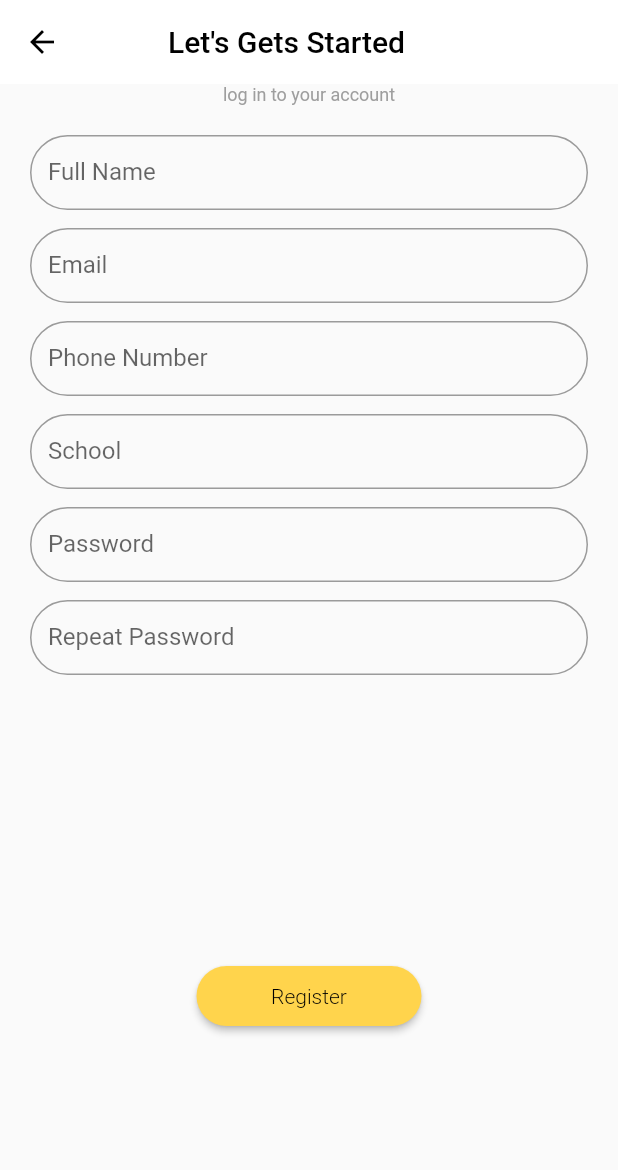
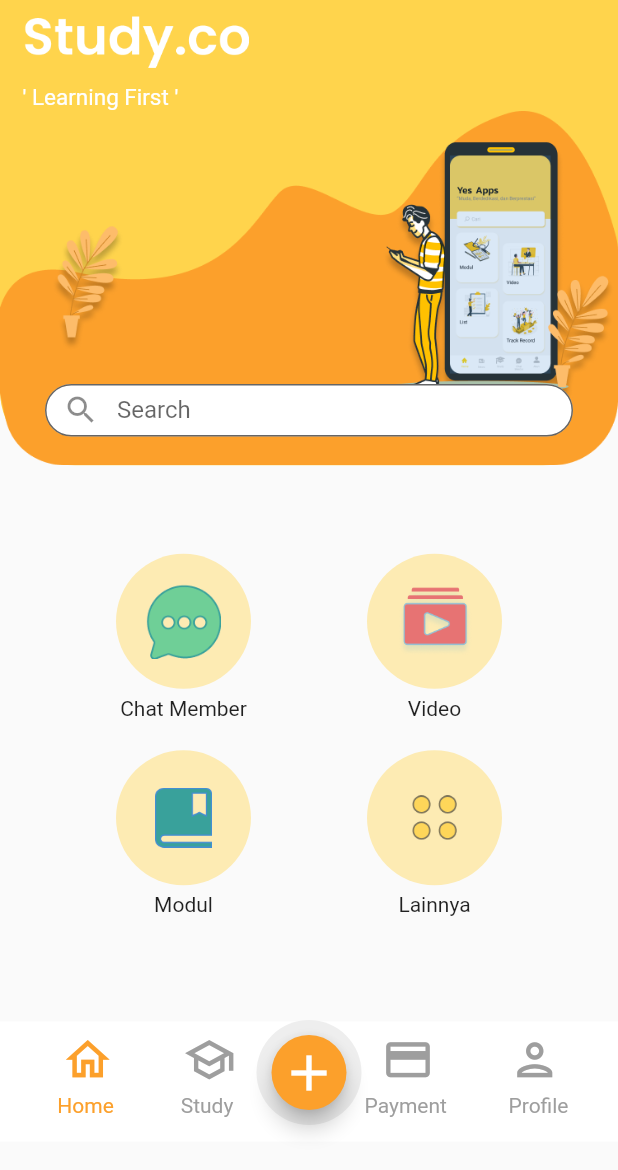
Before and after one commit to Mobile-Apps-Unpak/TA-Mobpro, a Flutter app: the screen it shows after launch, on a phone screen of 412 x 824 dp. Shown: the top 1170 px of the screen. Run offline on Flutter 3.47's test engine with Material 2 defaults, Android fonts, the phone set to English and light mode, and no system bars.

Commit message:
menambah file home.dart dan folder assets

```diff
--- a/mobile/lib/awal_login.dart
+++ b/mobile/lib/awal_login.dart
@@ -1,5 +1,6 @@
 import 'package:flutter/material.dart';
 import 'package:mobile/awal_login.dart';
+import 'package:mobile/login_page.dart';
 
 class AwalLogin extends StatelessWidget {
   const AwalLogin({Key? key}) : super(key: key);
--- /dev/null
+++ b/mobile/lib/home.dart
@@ -0,0 +1,283 @@
+import 'package:flutter/material.dart';
+
+class HomePage extends StatelessWidget {
+  const HomePage({Key? key}) : super(key: key);
+
+  @override
+  Widget build(BuildContext context) {
+    return Scaffold(
+      appBar: AppBar(
+        title: Image.asset("assets/logo_study2.png", width: 150),
+        backgroundColor: Color.fromARGB(255, 255, 212, 76),
+        elevation: 0,
+      ),
+      body: Stack(
+        children: [
+          Container(
+            child: Column(children: [
+              Container(
+                decoration: BoxDecoration(
+                    color: Color.fromARGB(255, 255, 212, 76),
+                    borderRadius: const BorderRadius.only(
+                        bottomLeft: Radius.circular(50),
+                        bottomRight: Radius.circular(50))),
+                //height: 245,
+                child: Column(
+                  crossAxisAlignment: CrossAxisAlignment.start,
+                  children: [
+                    Container(
+                      margin: EdgeInsets.only(left: 15),
+                      child: Text(
+                        "' Learning First '",
+                        style: TextStyle(color: Colors.white, fontSize: 15),
+                      ),
+                    ),
+                    Image.asset("assets/vector_home.png"),
+                  ],
+                ),
+              ),
+              Expanded(
+                child: Container(
+                  margin: EdgeInsets.only(top: 30),
+                  //color: Colors.red,
+                  child: Column(
+                    children: [
+                      Expanded(
+                        child: ListView(
+                          children: [
+                            Container(
+                              height: 300,
+                              child: Column(
+                                mainAxisAlignment: MainAxisAlignment.center,
+                                children: [
+                                  Row(
+                                    mainAxisAlignment:
+                                        MainAxisAlignment.spaceEvenly,
+                                    children: [
+                                      Column(
+                                        children: [
+                                          Container(
+                                            padding: const EdgeInsets.all(20),
+                                            height: 90,
+                                            width: 90,
+                                            decoration: BoxDecoration(
+                                              borderRadius:
+                                                  BorderRadius.circular(50),
+                                              color: Color.fromARGB(
+                                                  255, 253, 235, 179),
+                                            ),
+                                            child: Container(
+                                              width: 10,
+                                              height: 10,
+                                              child: Image.asset(
+                                                "assets/chat_home.png",
+                                              ),
+                                            ),
+                                          ),
+                                          SizedBox(height: 5),
+                                          Text("Chat Member")
+                                        ],
+                                      ),
+                                      Column(
+                                        children: [
+                                          Container(
+                                            padding: const EdgeInsets.all(20),
+                                            height: 90,
+                                            width: 90,
+                                            decoration: BoxDecoration(
+                                              borderRadius:
+                                                  BorderRadius.circular(50),
+                                              color: Color.fromARGB(
+                                                  255, 253, 235, 179),
+                                            ),
+                                            child: Image.asset(
+                                              "assets/video_home.png",
+                                              width: 5,
+                                              height: 5,
+                                            ),
+                                          ),
+                                          SizedBox(height: 5),
+                                          Text("Video")
+                                        ],
+                                      )
+                                    ],
+                                  ),
+                                  SizedBox(height: 20),
+                                  Row(
+                                    mainAxisAlignment:
+                                        MainAxisAlignment.spaceEvenly,
+                                    children: [
+                                      Column(
+                                        children: [
+                                          Container(
+                                            padding: const EdgeInsets.all(25),
+                                            height: 90,
+                                            width: 90,
+                                            decoration: BoxDecoration(
+                                              borderRadius:
+                                                  BorderRadius.circular(50),
+                                              color: Color.fromARGB(
+                                                  255, 253, 235, 179),
+                                            ),
+                                            child: Image.asset(
+                                              "assets/modul_home.png",
+                                              width: 5,
+                                              height: 5,
+                                            ),
+                                          ),
+                                          SizedBox(height: 5),
+                                          Text("Modul")
+                                        ],
+                                      ),
+                                      Column(
+                                        children: [
+                                          Container(
+                                            padding: const EdgeInsets.all(30),
+                                            height: 90,
+                                            width: 90,
+                                            decoration: BoxDecoration(
+                                              borderRadius:
+                                                  BorderRadius.circular(50),
+                                              color: Color.fromARGB(
+                                                  255, 253, 235, 179),
+                                            ),
+                                            child: Image.asset(
+                                              "assets/lainnya_home.png",
+                                              width: 5,
+                                              height: 5,
+                                            ),
+                                          ),
+                                          SizedBox(height: 5),
+                                          Text("Lainnya")
+                                        ],
+                                      )
+                                    ],
+                                  )
+                                ],
+                              ),
+                            ),
+                          ],
+                        ),
+                      ),
+                    ],
+                  ),
+                ),
+              )
+            ]),
+          ),
+          Container(
+            padding: EdgeInsets.only(left: 30, right: 30),
+            margin: EdgeInsets.only(top: 200),
+            //color: Colors.white,
+            child: SizedBox(
+              height: 35,
+              child: TextField(
+                  decoration: InputDecoration(
+                prefixIcon: Icon(Icons.search),
+                fillColor: Colors.white,
+                filled: true,
+                labelText: 'Search',
+                border:
+                    OutlineInputBorder(borderRadius: BorderRadius.circular(30)),
+              )),
+            ),
+          ),
+          Container(
+            margin: EdgeInsets.only(top: 625),
+            padding: EdgeInsets.only(bottom: 10),
+            height: 80,
+            color: Colors.white,
+            child: Row(
+                mainAxisAlignment: MainAxisAlignment.spaceEvenly,
+                children: [
+                  Column(
+                    crossAxisAlignment: CrossAxisAlignment.center,
+                    children: [
+                      IconButton(
+                          onPressed: () {},
+                          icon: Icon(
+                            Icons.home_outlined,
+                            size: 35,
+                            color: Color.fromARGB(255, 252, 160, 43),
+                          )),
+                      Text("Home",
+                          style: TextStyle(
+                              color: Color.fromARGB(255, 252, 160, 43)))
+                    ],
+                  ),
+                  Column(
+                    crossAxisAlignment: CrossAxisAlignment.center,
+                    children: [
+                      IconButton(
+                          onPressed: () {},
+                          icon: Icon(
+                            Icons.school_outlined,
+                            size: 35,
+                            color: Colors.grey,
+                          )),
+                      Text(
+                        "Study",
+                        style: TextStyle(color: Colors.grey),
+                      )
+                    ],
+                  ),
+                  SizedBox(width: 15),
+                  Column(
+                    crossAxisAlignment: CrossAxisAlignment.center,
+                    children: [
+                      IconButton(
+                          onPressed: () {},
+                          icon: Icon(
+                            Icons.payment,
+                            size: 35,
+                            color: Colors.grey,
+                          )),
+                      Text(
+                        "Payment",
+                        style: TextStyle(color: Colors.grey),
+                      )
+                    ],
+                  ),
+                  Column(
+                    crossAxisAlignment: CrossAxisAlignment.end,
+                    children: [
+                      IconButton(
+                          onPressed: () {},
+                          icon: Icon(
+                            Icons.person_outlined,
+                            size: 35,
+                            color: Colors.grey,
+                          )),
+                      Text(
+                        "Profile",
+                        style: TextStyle(color: Colors.grey),
+                      )
+                    ],
+                  )
+                ]),
+          ),
+          Center(
+            child: Container(
+                margin: EdgeInsets.only(top: 550),
+                padding: EdgeInsets.all(10),
+                height: 70,
+                width: 70,
+                decoration: BoxDecoration(
+                    color: Colors.grey[200],
+                    borderRadius: BorderRadius.circular(50)),
+                child: FloatingActionButton(
+                  backgroundColor: Color.fromARGB(255, 252, 160, 43),
+                  onPressed: () {
+                    // Respond to button press
+                  },
+                  child: Icon(
+                    Icons.add,
+                    size: 40,
+                  ),
+                )),
+          ),
+        ],
+      ),
+    );
+  }
+}
--- a/mobile/lib/main.dart
+++ b/mobile/lib/main.dart
@@ -1,4 +1,5 @@
 import 'package:flutter/material.dart';
+import 'package:mobile/home.dart';
 import 'package:mobile/login_page.dart';
 import 'package:mobile/awal_login.dart';
 import 'package:mobile/login_page.dart';
@@ -12,7 +13,7 @@ class MyApp extends StatelessWidget {
   @override
   Widget build(BuildContext context) {
     return MaterialApp(
-      home: RegistPage(),
+      home: HomePage(),
     );
   }
 }
--- a/mobile/lib/regist_page.dart
+++ b/mobile/lib/regist_page.dart
@@ -25,7 +25,7 @@ class RegistPage extends StatelessWidget {
             ),
             actions: [],
             backgroundColor: Colors.white,
-            elevation: 0.0),
+            elevation: 0),
         body: SingleChildScrollView(
           child: Column(
             children: [
--- a/mobile/pubspec.yaml
+++ b/mobile/pubspec.yaml
@@ -18,7 +18,7 @@ publish_to: 'none' # Remove this line if you wish to publish to pub.dev
 version: 1.0.0+1
 
 environment:
-  sdk: ">=2.16.2 <3.0.0"
+  sdk: ">=2.16.1 <3.0.0"
 
 # Dependencies specify other packages that your package needs in order to work.
 # To automatically upgrade your package dependencies to the latest versions
@@ -58,7 +58,9 @@ flutter:
   uses-material-design: true
 
   # To add assets to your application, add an assets section, like this:
-  # assets:
+  assets:
+
+  -  assets/
   #   - images/a_dot_burr.jpeg
   #   - images/a_dot_ham.jpeg
 
```
Also changed, not shown: mobile/assets/bab1_home.png (added), mobile/assets/bab2_home.png (added), mobile/assets/chat_home.png (added), mobile/assets/lainnya_home.png (added), mobile/assets/logo_study.png (added), mobile/assets/logo_study2.png (added), mobile/assets/modul_home.png (added), mobile/assets/vector.png (added), mobile/assets/vector_home.png (added), mobile/assets/vector_login.png (added), mobile/assets/vector_study.png (added), mobile/assets/vector_study2.png (added), mobile/assets/vector_study3.png (added), mobile/assets/vector_study4.png (added), 2 more files, 1 other file.
